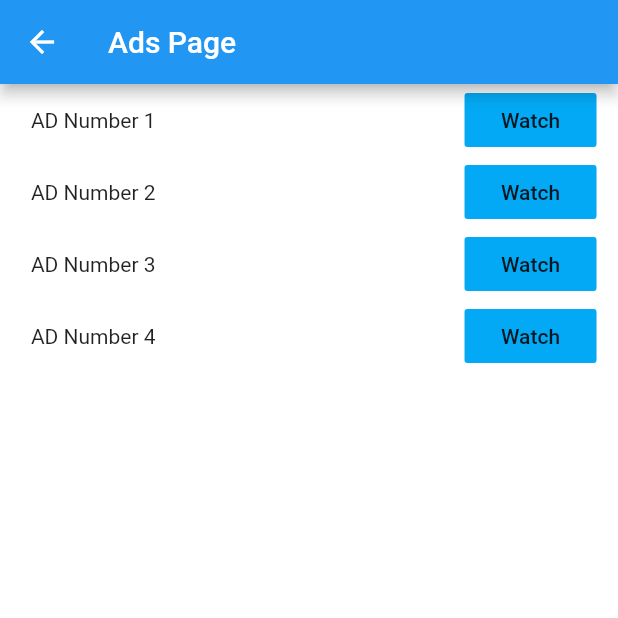
After one commit to hossamghoneim/Etqan_Company, a Flutter app: the HomeScreen screen opened directly, after a tap on "Ads Control", on a phone screen of 412 x 824 dp, the top half of it. The commit adds this screen. Run offline on Flutter 3.47's test engine with Material 2 defaults, Android fonts, the phone set to English and light mode, and no system bars; our stand-ins replace carousel_slider, convex_bottom_bar, google_fonts, shared_preferences, splashscreen; accounts and stored records are empty.

Commit message:
Home Page && Ads Page

```diff
--- /dev/null
+++ b/application/lib/screens/ads_screen.dart
@@ -0,0 +1,111 @@
+import 'package:flutter/cupertino.dart';
+import 'package:flutter/material.dart';
+import 'package:google_fonts/google_fonts.dart';
+
+class AdsScreen extends StatelessWidget {
+  @override
+  Widget build(BuildContext context) {
+    return Scaffold(
+      appBar: AppBar(
+        backgroundColor: Colors.blue,
+        title: Text(
+          "Ads Page",
+        ),
+      ),
+      body: Container(
+        child: Column(
+          children: [
+            Row(
+              children: [
+                Padding(
+                  padding: EdgeInsets.only(
+                    left: MediaQuery.of(context).size.width / 20,
+                  ),
+                  child: Text(
+                    'AD Number 1',
+                  ),
+                ),
+                Padding(
+                  padding: EdgeInsets.only(
+                    left: MediaQuery.of(context).size.width / 2,
+                  ),
+                  child: FlatButton(
+                    child: Text('Watch'),
+                    onPressed: () {},
+                    color: Colors.lightBlue,
+                  ),
+                ),
+              ],
+            ),
+            Row(
+              children: [
+                Padding(
+                  padding: EdgeInsets.only(
+                    left: MediaQuery.of(context).size.width / 20,
+                  ),
+                  child: Text(
+                    'AD Number 2',
+                  ),
+                ),
+                Padding(
+                  padding: EdgeInsets.only(
+                    left: MediaQuery.of(context).size.width / 2,
+                  ),
+                  child: FlatButton(
+                    child: Text('Watch'),
+                    onPressed: () {},
+                    color: Colors.lightBlue,
+                  ),
+                ),
+              ],
+            ),
+            Row(
+              children: [
+                Padding(
+                  padding: EdgeInsets.only(
+                    left: MediaQuery.of(context).size.width / 20,
+                  ),
+                  child: Text(
+                    'AD Number 3',
+                  ),
+                ),
+                Padding(
+                  padding: EdgeInsets.only(
+                    left: MediaQuery.of(context).size.width / 2,
+                  ),
+                  child: FlatButton(
+                    child: Text('Watch'),
+                    onPressed: () {},
+                    color: Colors.lightBlue,
+                  ),
+                ),
+              ],
+            ),
+            Row(
+              children: [
+                Padding(
+                  padding: EdgeInsets.only(
+                    left: MediaQuery.of(context).size.width / 20,
+                  ),
+                  child: Text(
+                    'AD Number 4',
+                  ),
+                ),
+                Padding(
+                  padding: EdgeInsets.only(
+                    left: MediaQuery.of(context).size.width / 2,
+                  ),
+                  child: FlatButton(
+                    child: Text('Watch'),
+                    onPressed: () {},
+                    color: Colors.lightBlue,
+                  ),
+                ),
+              ],
+            ),
+          ],
+        ),
+      ),
+    );
+  }
+}
--- a/application/lib/screens/basic_screen.dart
+++ b/application/lib/screens/basic_screen.dart
@@ -71,7 +71,7 @@ class _BasicScreenState extends State<BasicScreen> {
     [
       TabItem(icon: Icons.people, title: 'Profile'),
       TabItem(icon: Icons.home, title: 'Home'),
-      TabItem(icon: Icons.home_work_outlined, title: 'Homework'),
+      TabItem(icon: Icons.work, title: 'Homework'),
       TabItem(icon: Icons.message, title: 'Message'),
     ],
     //Navbar of Manager
--- a/application/lib/screens/home_screen.dart
+++ b/application/lib/screens/home_screen.dart
@@ -1,4 +1,7 @@
+import 'package:etqan_company/screens/ads_screen.dart';
+import 'package:flutter/cupertino.dart';
 import 'package:flutter/material.dart';
+import 'package:carousel_slider/carousel_slider.dart';
 
 class HomeScreen extends StatefulWidget {
   @override
@@ -8,13 +11,77 @@ class HomeScreen extends StatefulWidget {
 class _HomeScreenState extends State<HomeScreen> {
   @override
   Widget build(BuildContext context) {
-    return Center(
-      child: Text(
-        "Home Page",
-        style: TextStyle(
-          fontSize: 24,
-          color: Colors.black,
+    return Scaffold(
+      appBar: AppBar(
+        backgroundColor: Colors.blue,
+        title: Text(
+          "Home Page",
         ),
+      ),
+      body: Column(
+        children: [
+          SizedBox(
+            height: MediaQuery.of(context).copyWith().size.height / 30,
+          ),
+          CarouselSlider(
+            items: [
+              Container(
+                decoration: BoxDecoration(
+                  borderRadius: BorderRadius.circular(10.0),
+                  image: DecorationImage(
+                    image: AssetImage('assets/yoga.jpg'),
+                    fit: BoxFit.cover,
+                  ),
+                ),
+              ),
+              Container(
+                decoration: BoxDecoration(
+                  borderRadius: BorderRadius.circular(10.0),
+                  image: DecorationImage(
+                    image: AssetImage('assets/yoga2.jpg'),
+                    fit: BoxFit.cover,
+                  ),
+                ),
+              ),
+            ],
+            options: CarouselOptions(
+              height: MediaQuery.of(context).copyWith().size.height / 3,
+              enlargeCenterPage: true,
+              autoPlay: true,
+              aspectRatio: 16 / 9,
+              autoPlayCurve: Curves.fastOutSlowIn,
+              enableInfiniteScroll: true,
+              autoPlayAnimationDuration: Duration(milliseconds: 800),
+              viewportFraction: 0.8,
+            ),
+          ),
+          SizedBox(
+            height: MediaQuery.of(context).copyWith().size.height / 24,
+          ),
+          GestureDetector(
+            onTap: () {
+              Navigator.push(context,
+                  MaterialPageRoute(builder: (context) => AdsScreen()));
+            },
+            child: Container(
+              width: MediaQuery.of(context).copyWith().size.width / 1.2,
+              height: MediaQuery.of(context).copyWith().size.height / 12,
+              decoration: BoxDecoration(
+                borderRadius: BorderRadius.circular(10.0),
+                color: Colors.blue,
+              ),
+              child: Center(
+                child: Text(
+                  "Ads Control",
+                  style: TextStyle(
+                    color: Colors.white,
+                    fontWeight: FontWeight.bold,
+                  ),
+                ),
+              ),
+            ),
+          ),
+        ],
       ),
     );
   }
--- a/application/lib/screens/sign_up_screen.dart
+++ b/application/lib/screens/sign_up_screen.dart
@@ -80,7 +80,7 @@ class _SignUpState extends State<SignUp> {
                   RoundedField(
                     txt: "رقم الهاتف",
                     iconitem: Icon(
-                      Icons.mobile_friendly,
+                      Icons.mobile_screen_share,
                       color: kPrimaryColor,
                     ),
                     onChanged: (value) {},
--- a/application/pubspec.yaml
+++ b/application/pubspec.yaml
@@ -32,6 +32,8 @@ dependencies:
   shared_preferences: ^0.5.12+2
   splashscreen: ^1.3.0
   convex_bottom_bar: ^2.7.1
+  carousel_slider: ^3.0.0
+  google_fonts: ^1.1.0
 
 
 dev_dependencies:
```
Also changed, not shown: application/lib/models/order_model.dart (added, +49 -0 lines), application/lib/utilities/api_provider.dart (added, +109 -0 lines), application/assets/yoga.jpg (added), application/assets/yoga2.jpg (added), application/pubspec.lock.
